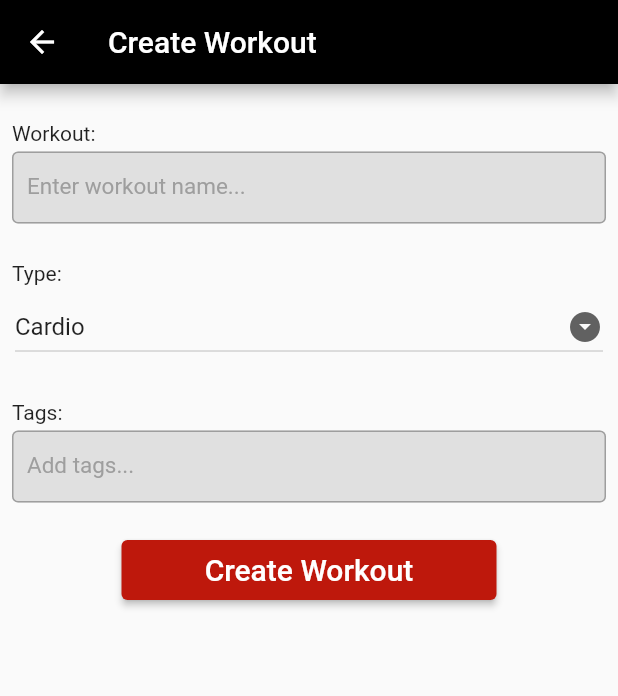
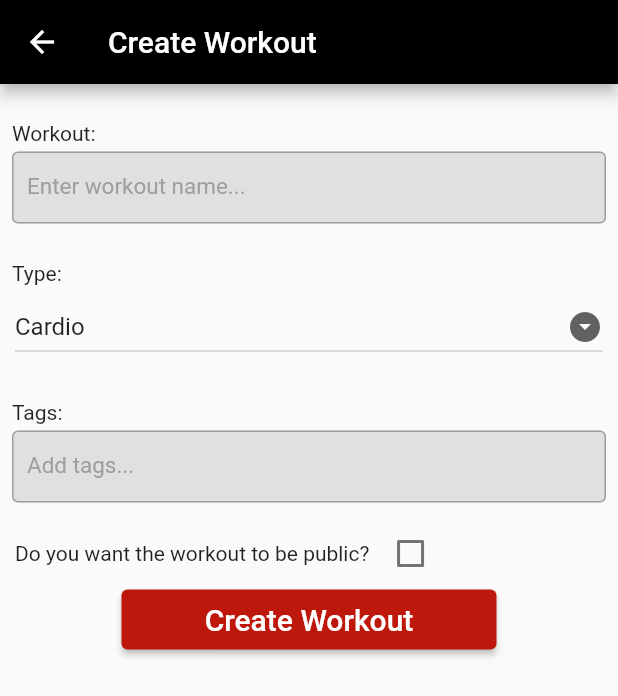
Before and after one commit to JohannesPoulsen/fitness_budy_app, a Flutter app: the CreateWorkout screen opened directly with empty values, on a phone screen of 412 x 824 dp. Shown: the top 696 px of the screen. Run offline on Flutter 3.47's test engine with Material 2 defaults, Android fonts, the phone set to English and light mode, and no system bars; our stand-ins replace cloud_firestore, firebase_auth, firebase_core, fl_chart, font_awesome_flutter; accounts and stored records are empty.

Commit message:
public checkBox

```diff
--- a/lib/ViewController/create_workout.dart
+++ b/lib/ViewController/create_workout.dart
@@ -31,6 +31,8 @@ class _CreateWorkoutState extends State<CreateWorkout> {
   ];
 
   String tagName = "";
+
+  bool public = false;
 
   @override
   Widget build(BuildContext context) {
@@ -85,7 +87,23 @@ class _CreateWorkoutState extends State<CreateWorkout> {
           ),
           textFieldWidget("Add tags...", "tagName"),
           const SizedBox(
-            height: 25,
+            height: 10,
+          ),
+          Row(
+            children: [
+              const SizedBox(
+                width: 10,
+              ),
+              const Text("Do you want the workout to be public? "),
+              Checkbox(
+                value: public,
+                onChanged: (bool? value) {
+                  setState(() {
+                    public = value!;
+                  });
+                },
+              ),
+            ],
           ),
           Container(
             width: double.infinity,
@@ -98,6 +116,7 @@ class _CreateWorkoutState extends State<CreateWorkout> {
                 onPressed: () async {
                   if (workoutName.isNotEmpty) {
                     Workout workout = Workout(name: workoutName);
+
                     workout.addTags(tagName);
                     workout.workoutType = typeValue;
                     final result = await Navigator.push(
```
